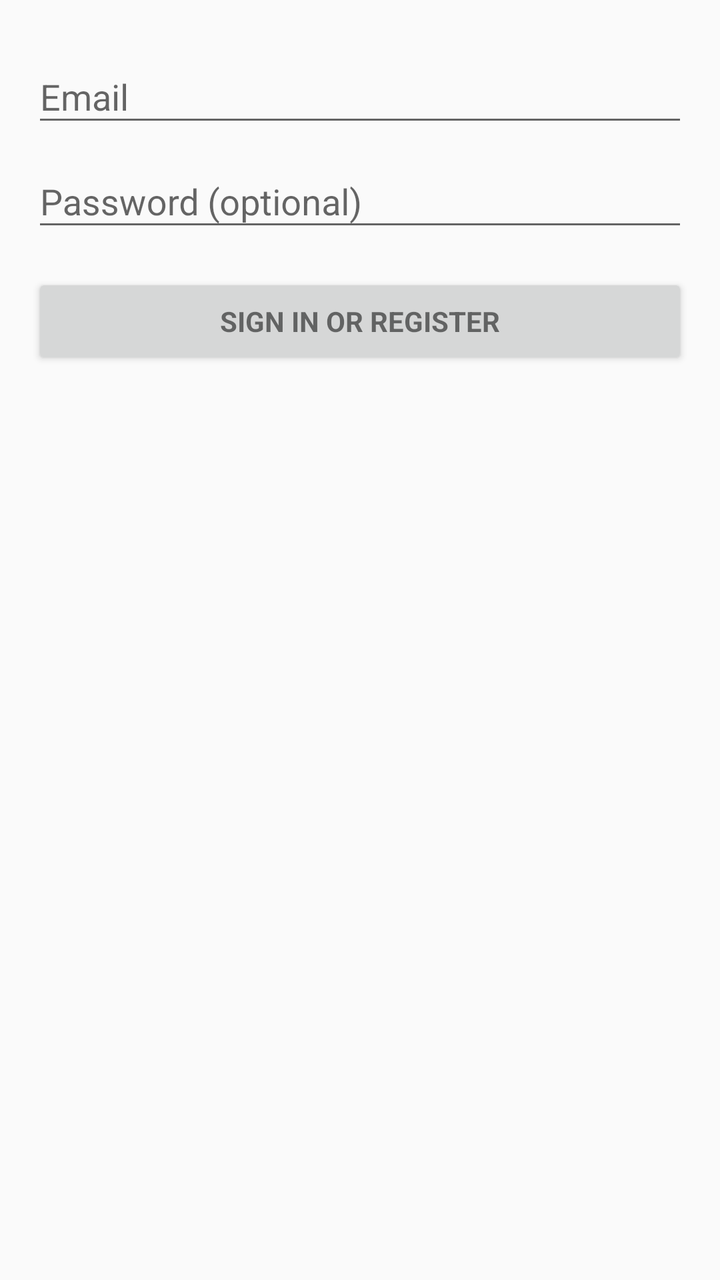
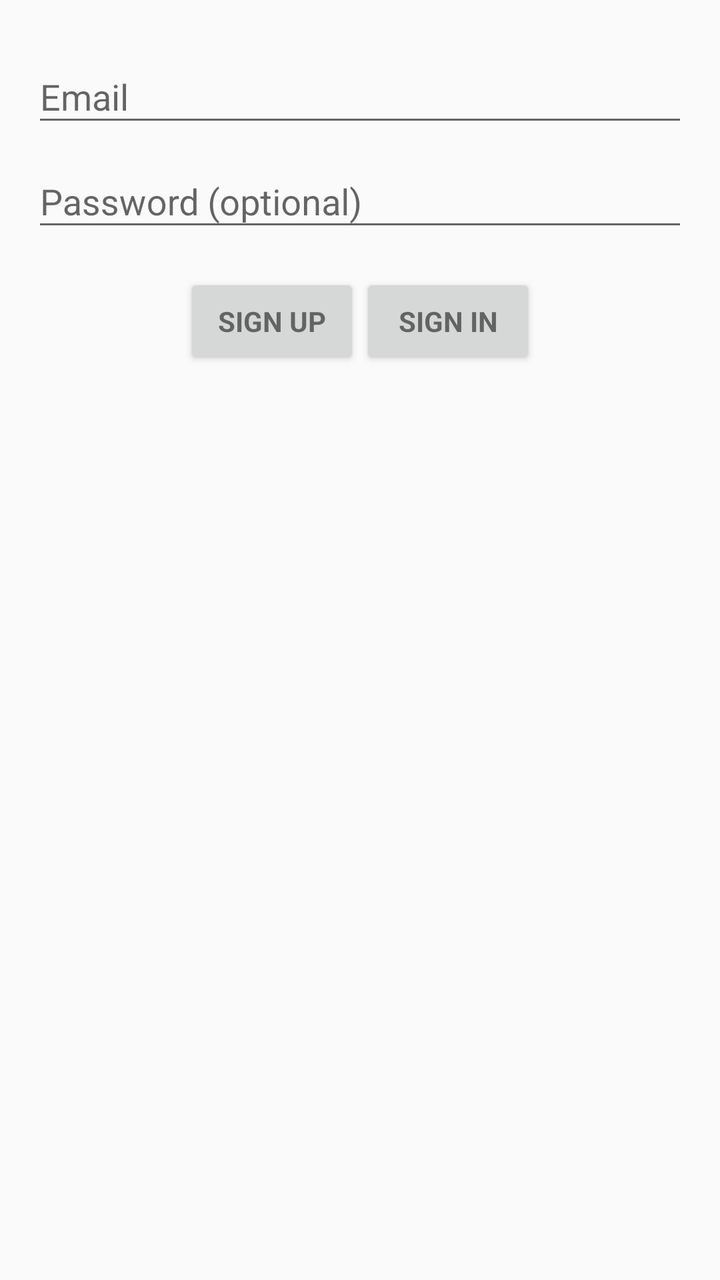

An Android layout rendered at two revisions. The XML below is the earlier revision; the diff shows what the commit changed to produce the second picture.
<!-- AndroidManifest.xml: application theme AppTheme -->
<!-- res/layout/activity_login.xml -->
<?xml version="1.0" encoding="utf-8"?>
<LinearLayout xmlns:android="http://schemas.android.com/apk/res/android"
    xmlns:tools="http://schemas.android.com/tools"
    android:layout_width="match_parent"
    android:layout_height="match_parent"
    android:gravity="center_horizontal"
    android:orientation="vertical"
    android:paddingBottom="@dimen/activity_vertical_margin"
    android:paddingLeft="@dimen/activity_horizontal_margin"
    android:paddingRight="@dimen/activity_horizontal_margin"
    android:paddingTop="@dimen/activity_vertical_margin"
    tools:context=".LoginActivity">

    
    <ProgressBar
        android:id="@+id/login_progress"
        style="?android:attr/progressBarStyleLarge"
        android:layout_width="wrap_content"
        android:layout_height="wrap_content"
        android:layout_marginBottom="8dp"
        android:visibility="gone" />

    <ScrollView
        android:id="@+id/login_form"
        android:layout_width="match_parent"
        android:layout_height="match_parent">

        <LinearLayout
            android:id="@+id/email_login_form"
            android:layout_width="match_parent"
            android:layout_height="wrap_content"
            android:orientation="vertical">

            <android.support.design.widget.TextInputLayout
                android:layout_width="match_parent"
                android:layout_height="wrap_content">

                <AutoCompleteTextView
                    android:id="@+id/email"
                    android:layout_width="match_parent"
                    android:layout_height="wrap_content"
                    android:hint="@string/prompt_email"
                    android:inputType="textEmailAddress"
                    android:maxLines="1"
                    android:singleLine="true" />

            </android.support.design.widget.TextInputLayout>

            <android.support.design.widget.TextInputLayout
                android:layout_width="match_parent"
                android:layout_height="wrap_content">

                <EditText
                    android:id="@+id/password"
                    android:layout_width="match_parent"
                    android:layout_height="wrap_content"
                    android:hint="@string/prompt_password"
                    android:imeActionId="6"
                    android:imeActionLabel="@string/action_sign_in_short"
                    android:imeOptions="actionUnspecified"
                    android:inputType="textPassword"
                    android:maxLines="1"
                    android:singleLine="true" />

            </android.support.design.widget.TextInputLayout>

            <Button
                android:id="@+id/email_sign_in_button"
                style="?android:textAppearanceSmall"
                android:layout_width="match_parent"
                android:layout_height="wrap_content"
                android:layout_marginTop="16dp"
                android:text="@string/action_sign_in"
                android:textStyle="bold" />

        </LinearLayout>
    </ScrollView>
</LinearLayout>
<!-- resources referenced by this layout -->
<resources>
  <dimen name="activity_horizontal_margin">16dp</dimen>
  <dimen name="activity_vertical_margin">16dp</dimen>
  <string name="action_sign_in">Sign in or register</string>
  <string name="action_sign_in_short">Sign in</string>
  <string name="prompt_email">Email</string>
  <string name="prompt_password">Password (optional)</string>
  <style name="AppTheme" parent="Theme.AppCompat.Light.DarkActionBar">
          
          <item name="colorPrimary">@color/colorPrimary</item>
          <item name="colorPrimaryDark">@color/colorPrimaryDark</item>
          <item name="colorAccent">@color/colorAccent</item>
      </style>
  <color name="colorPrimary">#3F51B5</color>
  <color name="colorPrimaryDark">#303F9F</color>
  <color name="colorAccent">#FF4081</color>
</resources>

<!-- the commit's change to res/layout/activity_login.xml (unified diff, before → after) -->
@@ -63,16 +63,40 @@
                     android:singleLine="true" />
 
             </android.support.design.widget.TextInputLayout>
+            <LinearLayout
+                android:layout_width="wrap_content"
+                android:layout_height="wrap_content"
+                android:orientation="horizontal"
+                android:layout_gravity="center_horizontal"
+                >
+                <Button
+                    android:id="@+id/email_sign_up_button"
+                    style="?android:textAppearanceSmall"
+                    android:layout_width="match_parent"
+                    android:layout_height="wrap_content"
+                    android:layout_marginTop="16dp"
+                    android:text="Sign up"
+                    android:textStyle="bold" />
+                <Button
+                    android:id="@+id/email_sign_in_button"
+                    style="?android:textAppearanceSmall"
+                    android:layout_width="match_parent"
+                    android:layout_height="wrap_content"
+                    android:layout_marginTop="16dp"
+                    android:text="@string/action_sign_in"
+                    android:textStyle="bold" />
 
+            </LinearLayout>
             <Button
-                android:id="@+id/email_sign_in_button"
+                android:id="@+id/forgot_password_in_button"
                 style="?android:textAppearanceSmall"
                 android:layout_width="match_parent"
                 android:layout_height="wrap_content"
                 android:layout_marginTop="16dp"
-                android:text="@string/action_sign_in"
-                android:textStyle="bold" />
-
+                android:text="Forgot Password"
+                android:textStyle="bold"
+                android:visibility="gone"
+                />
         </LinearLayout>
     </ScrollView>
 </LinearLayout>
<!-- resource entries referenced after the edit -->
@@ -2,7 +2,7 @@
 <resources>
   <dimen name="activity_horizontal_margin">16dp</dimen>
   <dimen name="activity_vertical_margin">16dp</dimen>
-  <string name="action_sign_in">Sign in or register</string>
+  <string name="action_sign_in">Sign in</string>
   <string name="action_sign_in_short">Sign in</string>
   <string name="prompt_email">Email</string>
   <string name="prompt_password">Password (optional)</string>
